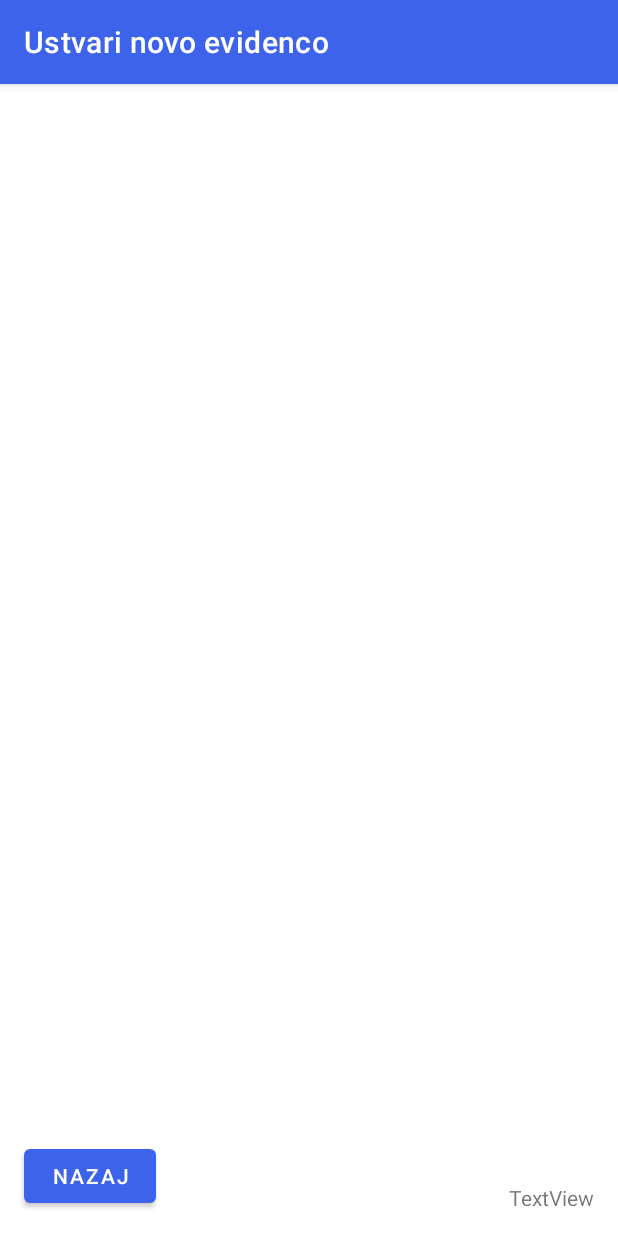
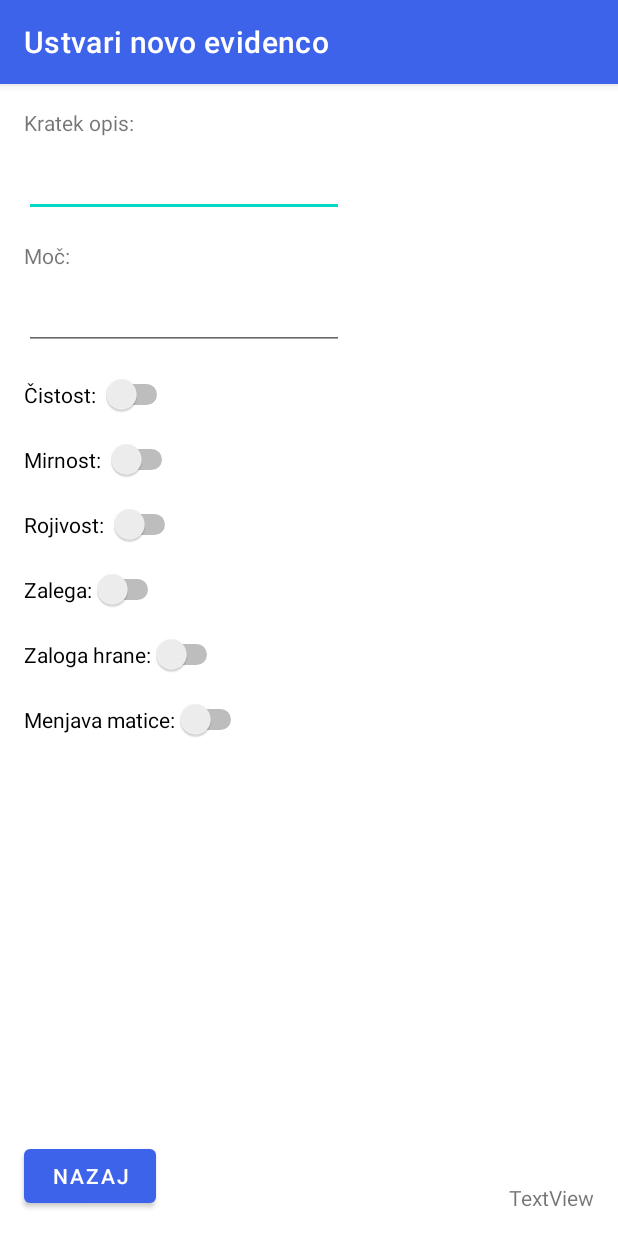
Before and after one commit to AV-G/beeorganizer, an Android app: the NewOverviewActivity screen opened directly, with no data from a screen before it, on a phone screen of 412 x 824 dp. Run offline under Robolectric (Android 15) with nearby library versions, the phone set to English and light mode, and no system bars; network calls fail.

Commit message:
Update new beehive

```diff
--- a/app/src/main/res/layout/activity_new_overview.xml
+++ b/app/src/main/res/layout/activity_new_overview.xml
@@ -25,4 +25,98 @@
         android:text="TextView"
         app:layout_constraintBottom_toBottomOf="parent"
         app:layout_constraintEnd_toEndOf="parent" />
+
+    <EditText
+        android:id="@+id/etKratekOpis"
+        android:layout_width="wrap_content"
+        android:layout_height="wrap_content"
+        android:layout_marginStart="16dp"
+        android:layout_marginTop="8dp"
+        android:ems="10"
+        android:inputType="textPersonName"
+        app:layout_constraintStart_toStartOf="parent"
+        app:layout_constraintTop_toBottomOf="@+id/textView" />
+
+    <TextView
+        android:id="@+id/textView"
+        android:layout_width="wrap_content"
+        android:layout_height="wrap_content"
+        android:layout_marginStart="16dp"
+        android:layout_marginTop="16dp"
+        android:text="Kratek opis:"
+        app:layout_constraintStart_toStartOf="parent"
+        app:layout_constraintTop_toTopOf="parent" />
+
+    <EditText
+        android:id="@+id/editTextNumber"
+        android:layout_width="wrap_content"
+        android:layout_height="wrap_content"
+        android:layout_marginTop="8dp"
+        android:ems="10"
+        android:inputType="number"
+        app:layout_constraintStart_toStartOf="@+id/textView4"
+        app:layout_constraintTop_toBottomOf="@+id/textView4" />
+
+    <TextView
+        android:id="@+id/textView4"
+        android:layout_width="wrap_content"
+        android:layout_height="wrap_content"
+        android:layout_marginTop="16dp"
+        android:text="Moč:"
+        app:layout_constraintStart_toStartOf="@+id/etKratekOpis"
+        app:layout_constraintTop_toBottomOf="@+id/etKratekOpis" />
+
+    <Switch
+        android:id="@+id/switch1"
+        android:layout_width="wrap_content"
+        android:layout_height="wrap_content"
+        android:layout_marginTop="16dp"
+        android:text="Čistost: "
+        app:layout_constraintStart_toStartOf="@+id/editTextNumber"
+        app:layout_constraintTop_toBottomOf="@+id/editTextNumber" />
+
+    <Switch
+        android:id="@+id/switch2"
+        android:layout_width="wrap_content"
+        android:layout_height="wrap_content"
+        android:layout_marginTop="16dp"
+        android:text="Mirnost: "
+        app:layout_constraintStart_toStartOf="@+id/switch1"
+        app:layout_constraintTop_toBottomOf="@+id/switch1" />
+
+    <Switch
+        android:id="@+id/switch3"
+        android:layout_width="wrap_content"
+        android:layout_height="wrap_content"
+        android:layout_marginTop="16dp"
+        android:text="Rojivost: "
+        app:layout_constraintStart_toStartOf="@+id/switch2"
+        app:layout_constraintTop_toBottomOf="@+id/switch2" />
+
+    <Switch
+        android:id="@+id/switch4"
+        android:layout_width="wrap_content"
+        android:layout_height="wrap_content"
+        android:layout_marginTop="16dp"
+        android:text="Zalega:"
+        app:layout_constraintStart_toStartOf="@+id/switch3"
+        app:layout_constraintTop_toBottomOf="@+id/switch3" />
+
+    <Switch
+        android:id="@+id/switch5"
+        android:layout_width="wrap_content"
+        android:layout_height="wrap_content"
+        android:layout_marginTop="16dp"
+        android:text="Zaloga hrane:"
+        app:layout_constraintStart_toStartOf="@+id/switch4"
+        app:layout_constraintTop_toBottomOf="@+id/switch4" />
+
+    <Switch
+        android:id="@+id/switch6"
+        android:layout_width="wrap_content"
+        android:layout_height="wrap_content"
+        android:layout_marginTop="16dp"
+        android:text="Menjava matice:"
+        app:layout_constraintStart_toStartOf="@+id/switch5"
+        app:layout_constraintTop_toBottomOf="@+id/switch5" />
 </androidx.constraintlayout.widget.ConstraintLayout>
```
Also changed, not shown: app/src/main/java/com/juvanvidmar/beeorganizer/NewBeeHouseActivity.java (+75 -33 lines), app/src/main/res/layout/activity_main.xml (+15 -7 lines).
